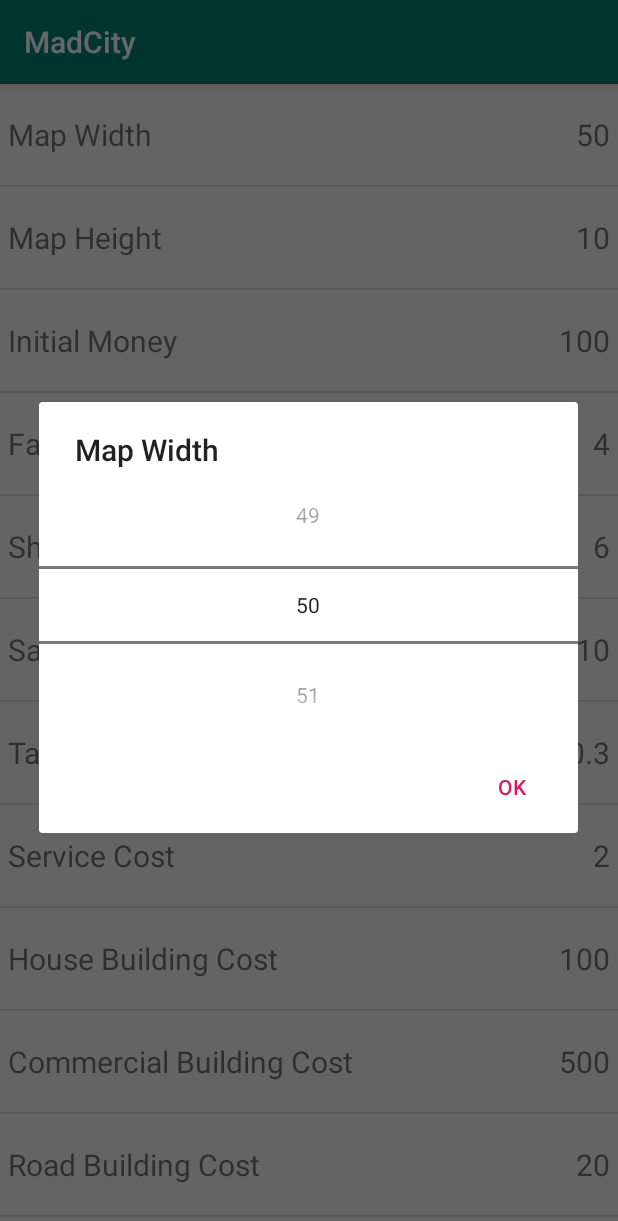
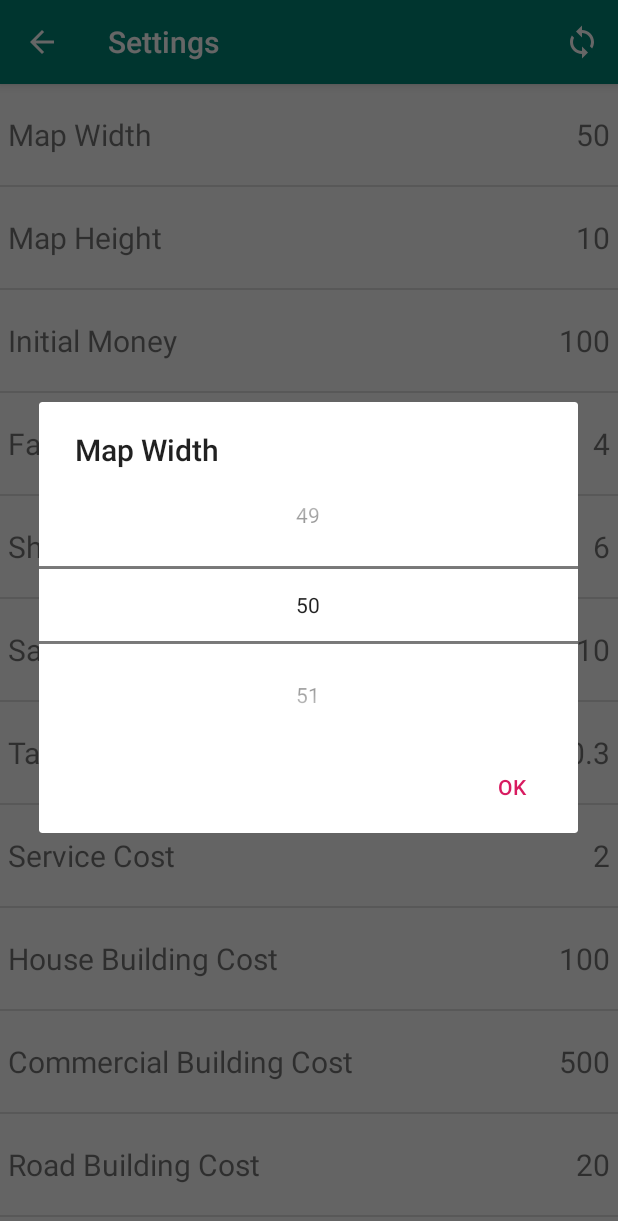
Before and after one commit to BenBowers/MadCity, an Android app: the SettingsList screen opened directly, with no data from a screen before it, after a tap on "Map Width", on a phone screen of 412 x 824 dp. Shown: the top 1221 px of the screen. Run offline under Robolectric (Android 15) with nearby library versions, the phone set to English and light mode, and no system bars.

Commit message:
Added default button to the settings menu bar

```diff
--- a/app/src/main/AndroidManifest.xml
+++ b/app/src/main/AndroidManifest.xml
@@ -16,7 +16,8 @@
                 <category android:name="android.intent.category.LAUNCHER" />
             </intent-filter>
         </activity>
-        <activity android:name=".SettingsActivity"></activity>
+        <activity android:name=".SettingsActivity"
+            android:parentActivityName=".TitleScreen"></activity>
         <activity android:name=".MapActivity"></activity>
     </application>
 
--- a/app/src/main/java/edu/curtin/madcity/SettingsList.java
+++ b/app/src/main/java/edu/curtin/madcity/SettingsList.java
@@ -4,12 +4,17 @@
 import android.os.Bundle;
 import android.util.Log;
 import android.view.LayoutInflater;
+import android.view.Menu;
+import android.view.MenuInflater;
+import android.view.MenuItem;
 import android.view.View;
 import android.view.ViewGroup;
 import android.widget.TextView;
+import android.widget.Toast;
 
 import androidx.annotation.NonNull;
 import androidx.annotation.Nullable;
+import androidx.appcompat.app.AppCompatActivity;
 import androidx.fragment.app.Fragment;
 import androidx.fragment.app.FragmentManager;
 import androidx.recyclerview.widget.DividerItemDecoration;
@@ -66,6 +71,16 @@
     }
 
     @Override
+    public void onCreateOptionsMenu(@NonNull Menu menu, @NonNull MenuInflater inflater)
+    {
+        super.onCreateOptionsMenu(menu, inflater);
+        inflater.inflate(R.menu.setting_menu, menu);
+
+        ((AppCompatActivity)getActivity()).getSupportActionBar().setTitle(
+                R.string.settings_button);
+    }
+
+    @Override
     public void onActivityResult(int requestCode, int resultCode,
                                  @Nullable Intent data)
     {
@@ -83,11 +98,37 @@
 
     }
 
-// PRIVATE METHODS -----------------------------------------------------------
+    @Override
+    public boolean onOptionsItemSelected(@NonNull MenuItem item)
+    {
+        boolean bool;
+
+        if (item.getItemId() == R.id.setting_menu_default)
+        {
+            defaultOnClick();
+            bool = true;
+        }
+        else
+        {
+            bool = super.onOptionsItemSelected(item);
+        }
+
+        return bool;
+    }
+
+    // PRIVATE METHODS -----------------------------------------------------------
 
     private void updateUI()
     {
         mAdaptor.notifyDataSetChanged();
+    }
+
+    private void defaultOnClick()
+    {
+        mSettings.setDefault();
+        Toast.makeText(getContext(), R.string.default_settings_toast,
+                       Toast.LENGTH_SHORT).show();
+        updateUI();
     }
 
 
@@ -162,10 +203,13 @@
             {
                 IntSetting setting = (IntSetting) mSetting;
                 FragmentManager fragmentManager = getFragmentManager();
-                NumberPickerFragment dialog =
-                        NumberPickerFragment.newInstance(setting);
-                dialog.setTargetFragment(SettingsList.this, REQUEST_INT);
-                dialog.show(fragmentManager, DIALOG_NUMBER);
+                if( fragmentManager != null)
+                {
+                    NumberPickerFragment dialog =
+                            NumberPickerFragment.newInstance(setting);
+                    dialog.setTargetFragment(SettingsList.this, REQUEST_INT);
+                    dialog.show(fragmentManager, DIALOG_NUMBER);
+                }
             }
 
         }
--- /dev/null
+++ b/app/src/main/res/drawable-anydpi/default_setting_icon.xml
@@ -0,0 +1,10 @@
+<vector xmlns:android="http://schemas.android.com/apk/res/android"
+    android:width="24dp"
+    android:height="24dp"
+    android:viewportWidth="24"
+    android:viewportHeight="24"
+    android:tint="#FFFFFF">
+    <path
+        android:fillColor="#FF000000"
+        android:pathData="M12,4L12,1L8,5l4,4L12,6c3.31,0 6,2.69 6,6 0,1.01 -0.25,1.97 -0.7,2.8l1.46,1.46C19.54,15.03 20,13.57 20,12c0,-4.42 -3.58,-8 -8,-8zM12,18c-3.31,0 -6,-2.69 -6,-6 0,-1.01 0.25,-1.97 0.7,-2.8L5.24,7.74C4.46,8.97 4,10.43 4,12c0,4.42 3.58,8 8,8v3l4,-4 -4,-4v3z"/>
+</vector>
--- /dev/null
+++ b/app/src/main/res/menu/setting_menu.xml
@@ -0,0 +1,10 @@
+<?xml version="1.0" encoding="utf-8"?>
+<menu xmlns:app="http://schemas.android.com/apk/res-auto"
+    xmlns:android="http://schemas.android.com/apk/res/android">
+
+    <item
+        android:id="@+id/setting_menu_default"
+        android:title="@string/default_settings"
+        android:icon="@drawable/default_setting_icon"
+        app:showAsAction="ifRoom|withText"/>
+</menu>
--- a/app/src/main/res/values/strings.xml
+++ b/app/src/main/res/values/strings.xml
@@ -14,6 +14,10 @@
     <string name="status_employment">Employment</string>
 
     <!--  Settings menu strings -->
+
+    <string name="default_settings">Default Settings</string>
+    <string name="default_settings_toast">Default settings restored</string>
+
     <string name="settings_map_width">Map Width</string>
     <string name="settings_map_height">Map Height</string>
     <string name="settings_initial_money">Initial Money</string>
```
